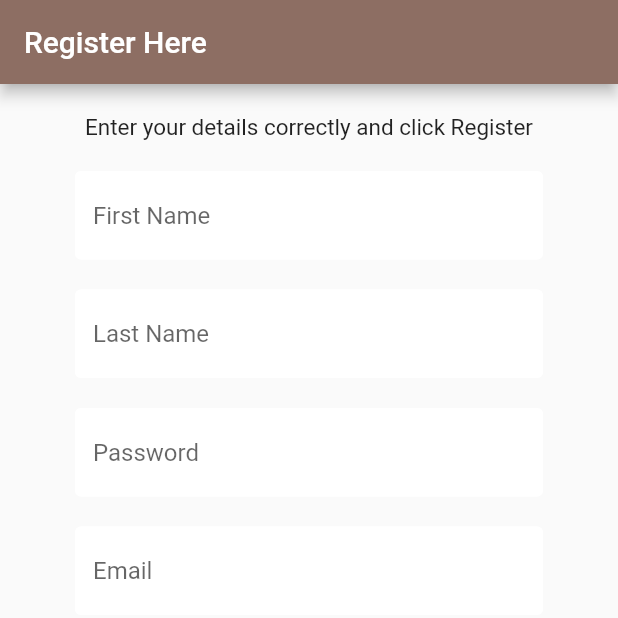
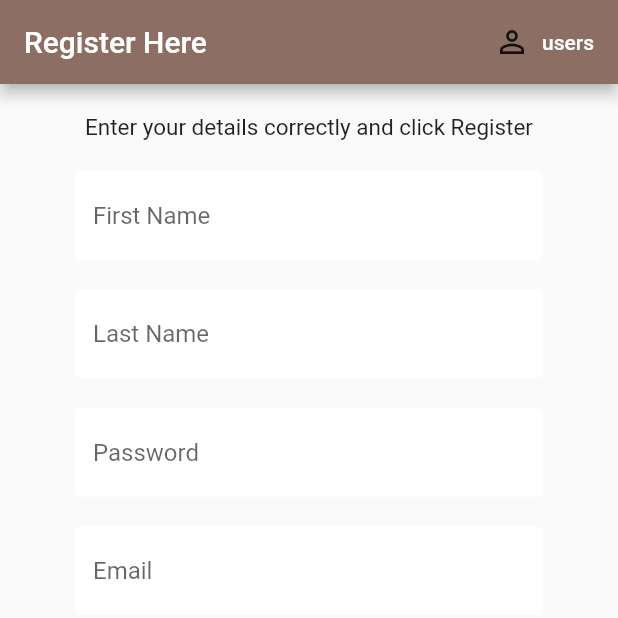
Before and after one commit to aronfds/conaug, a Flutter app: the screen it shows after launch, on a phone screen of 412 x 824 dp, the top half of it. Run offline on Flutter 3.47's test engine with Material 2 defaults, Android fonts, the phone set to English and light mode, and no system bars; our stand-ins replace cloud_firestore, firebase_auth, fluttertoast; accounts and stored records are empty.

Commit message:
Update home.dart

```diff
--- a/flutter_app_conaug_test/lib/screens/home.dart
+++ b/flutter_app_conaug_test/lib/screens/home.dart
@@ -25,8 +25,22 @@ class _HomeState extends State<Home> {
     return Scaffold(
         appBar: AppBar(
         backgroundColor: Colors.brown[400],
-        title: Text('Register Here')
-        ),
+        title: Text('Register Here'),
+          actions: <Widget>[
+        FlatButton.icon(
+        icon: Icon(Icons.person_outline,),
+        label: Text('users',
+          style: TextStyle(
+            color: Colors.white,
+          ),),
+        onPressed: (){
+          Navigator.push(
+              context,
+              MaterialPageRoute(builder: (context) => Display()));
+        }
+
+        )
+    ]),
       body: SafeArea(
         child: Container(
           padding: EdgeInsets.symmetric(vertical: 20.0, horizontal: 50.0),
```
